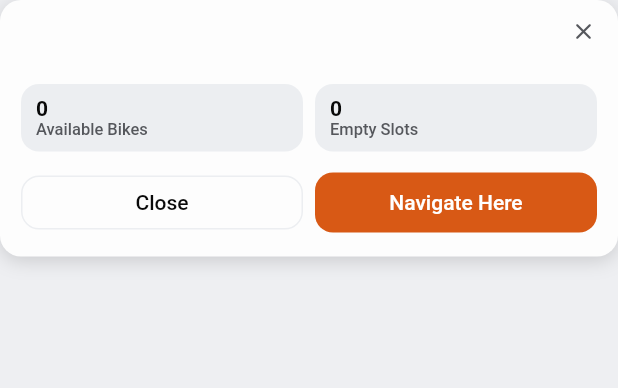
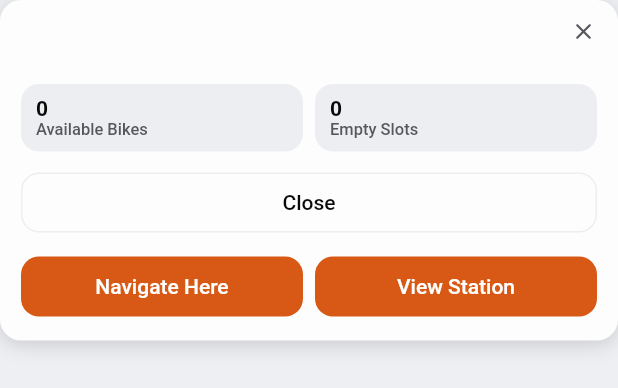
Before and after one commit to LK-Hour/flutter-final_project-velotolouse, a Flutter app: the StationInfoPopup widget shown alone on an empty page, opened directly with empty values, on a phone screen of 412 x 824 dp. Shown: the top 388 px of the screen. Run offline on Flutter 3.47's test engine with Material 3 defaults, Android fonts, the light colour scheme and no system bars; our stand-ins replace device_preview, flutter_map, geolocator, google_maps_flutter, latlong2; missing offline and left inert: mobile_scanner.

Commit message:
intergrating View Station buttons

```diff
--- a/lib/screens/qr_scanner_screen.dart
+++ b/lib/screens/qr_scanner_screen.dart
@@ -1,3 +1,4 @@
+import 'package:flutter/foundation.dart';
 import 'package:flutter/material.dart';
 import 'package:mobile_scanner/mobile_scanner.dart';
 import '../themes/theme.dart';
--- a/lib/ui/screens/station_map/widgets/station_info_popup.dart
+++ b/lib/ui/screens/station_map/widgets/station_info_popup.dart
@@ -10,6 +10,7 @@ class StationInfoPopup extends StatelessWidget {
     required this.onClose,
     required this.onNavigate,
     required this.onReturnBike,
+    required this.onViewStation,
   });
 
   final Station station;
@@ -17,6 +18,7 @@ class StationInfoPopup extends StatelessWidget {
   final VoidCallback onClose;
   final VoidCallback onNavigate;
   final VoidCallback onReturnBike;
+  final VoidCallback onViewStation;
 
   @override
   Widget build(BuildContext context) {
@@ -87,21 +89,27 @@ class StationInfoPopup extends StatelessWidget {
             ],
           ),
           const SizedBox(height: 10),
+          OutlinedButton(
+            onPressed: onClose,
+            style: OutlinedButton.styleFrom(minimumSize: const Size(double.infinity, 40)),
+            child: const Text('Close'),
+          ),
+          const SizedBox(height: 8),
           Row(
             children: <Widget>[
-              Expanded(
-                child: OutlinedButton(
-                  onPressed: onClose,
-                  child: const Text('Close'),
-                ),
-              ),
-              const SizedBox(width: 8),
               Expanded(
                 child: FilledButton(
                   onPressed: isReturnMode ? onReturnBike : onNavigate,
                   child: Text(
                     isReturnMode ? 'Return Bike Here' : 'Navigate Here',
                   ),
+                ),
+              ),
+              const SizedBox(width: 8),
+              Expanded(
+                child: FilledButton(
+                  onPressed: onViewStation,
+                  child: const Text('View Station'),
                 ),
               ),
             ],
--- a/pubspec.yaml
+++ b/pubspec.yaml
@@ -36,6 +36,8 @@ dependencies:
   flutter_map: ^8.2.2
   latlong2: ^0.9.1
   geolocator: ^13.0.4
+  mobile_scanner: ^3.5.0
+  flutter_svg: ^2.0.10
 
   # The following adds the Cupertino Icons font to your application.
   # Use with the CupertinoIcons class for iOS style icons.
```
Also changed, not shown: lib/ui/screens/station_map/station_map_screen.dart (+14 -10 lines), pubspec.lock, 1 other file.
